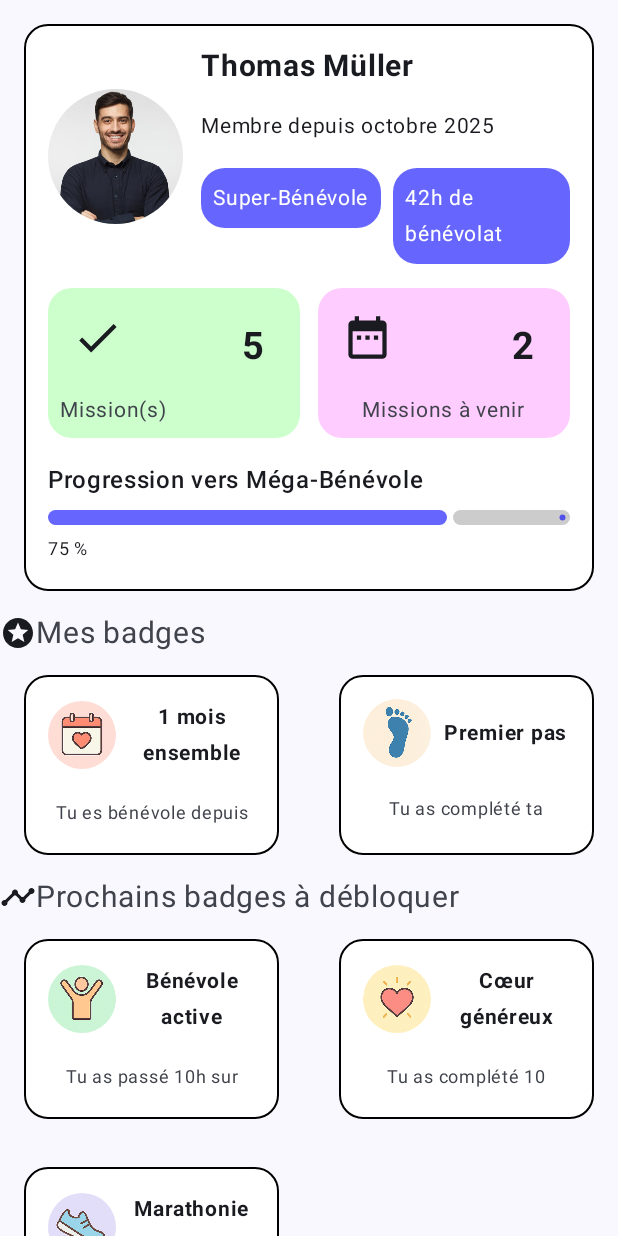
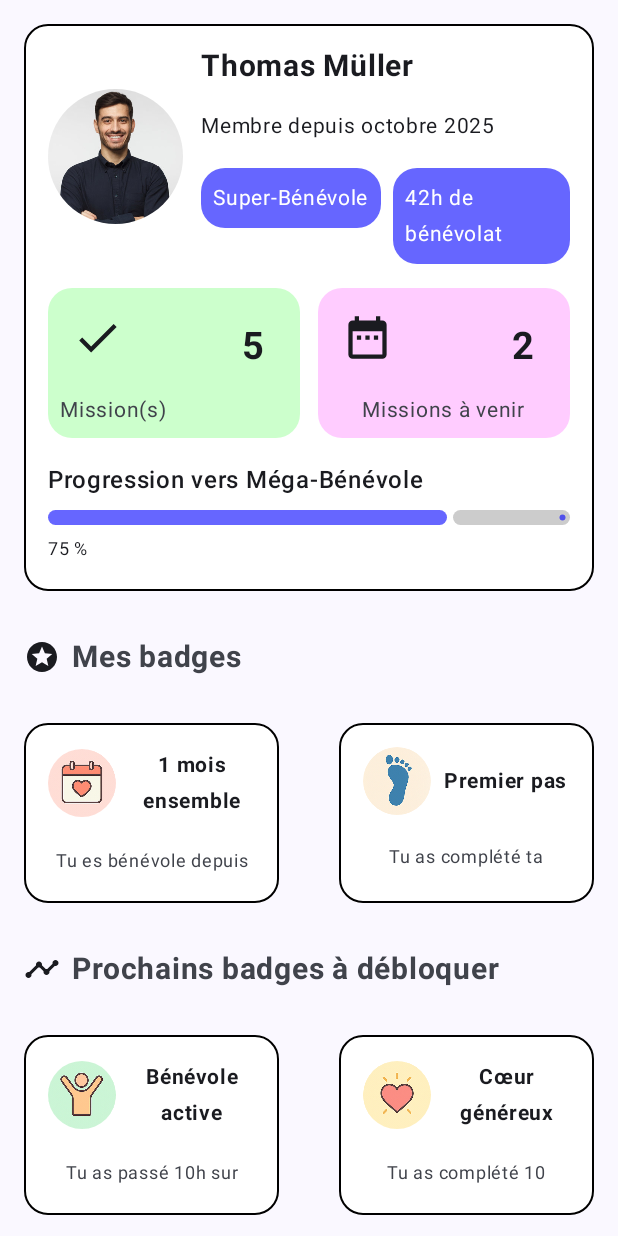
Before and after one commit to adrima01/ActNow, an Android app built with Jetpack Compose: the composable ProfileScreen shown on its own in the app's theme, on a phone screen of 412 x 824 dp. Run offline under Robolectric (Android 15) with nearby library versions, the phone set to English and light mode, and no system bars; libraries missing offline, so code that uses them is left out: com.russhwolf.settings; 1 statement that could not run was skipped.

Commit message:
changing titles, adding space

```diff
--- a/app/src/main/java/com/example/actnow/screens/ProfileScreen.kt
+++ b/app/src/main/java/com/example/actnow/screens/ProfileScreen.kt
@@ -4,6 +4,7 @@ import androidx.compose.foundation.layout.Arrangement
 import androidx.compose.foundation.layout.Row
 import androidx.compose.foundation.layout.Spacer
 import androidx.compose.foundation.layout.fillMaxWidth
+import androidx.compose.foundation.layout.padding
 import androidx.compose.foundation.lazy.LazyColumn
 import androidx.compose.foundation.lazy.items
 import androidx.compose.material.icons.Icons
@@ -16,6 +17,7 @@ import androidx.compose.material3.Text
 import androidx.compose.runtime.Composable
 import androidx.compose.ui.Alignment
 import androidx.compose.ui.Modifier
+import androidx.compose.ui.text.font.FontWeight
 import androidx.compose.ui.unit.dp
 import androidx.compose.ui.unit.sp
 import com.example.actnow.BadgeData
@@ -32,7 +34,9 @@ fun ProfileScreen() {
             ProfileCard()
             Row(
                 verticalAlignment = Alignment.CenterVertically,
-                horizontalArrangement = Arrangement.Center
+                horizontalArrangement = Arrangement.spacedBy(8.dp),
+                modifier = Modifier
+                    .padding(16.dp)
             ) {
                 Icon(
                     imageVector = Icons.Filled.Stars,
@@ -41,7 +45,8 @@ fun ProfileScreen() {
                 Text(
                     text = "Mes badges",
                     fontSize = 20.sp,
-                    color = MaterialTheme.colorScheme.onSurfaceVariant
+                    color = MaterialTheme.colorScheme.onSurfaceVariant,
+                    fontWeight = FontWeight.Bold
                 )
             }
         }
@@ -49,7 +54,7 @@ fun ProfileScreen() {
         items(achievedBadges.chunked(2)) { rowItems ->
             Row(
                 modifier = Modifier.fillMaxWidth(),
-                horizontalArrangement = Arrangement.spacedBy(8.dp)
+                horizontalArrangement = Arrangement.spacedBy(8.dp),
             ) {
                 rowItems.forEach { badge ->
                     BadgeCard(
@@ -69,7 +74,10 @@ fun ProfileScreen() {
 
             Row(
                 verticalAlignment = Alignment.CenterVertically,
-                horizontalArrangement = Arrangement.Center
+                horizontalArrangement = Arrangement.spacedBy(8.dp),
+                modifier = Modifier
+                    .padding(16.dp)
+
             ) {
                 Icon(
                     imageVector = Icons.Filled.Timeline,
@@ -78,7 +86,8 @@ fun ProfileScreen() {
                 Text(
                     text = "Prochains badges à débloquer",
                     fontSize = 20.sp,
-                    color = MaterialTheme.colorScheme.onSurfaceVariant
+                    color = MaterialTheme.colorScheme.onSurfaceVariant,
+                    fontWeight = FontWeight.Bold
                 )
             }
         }
```
